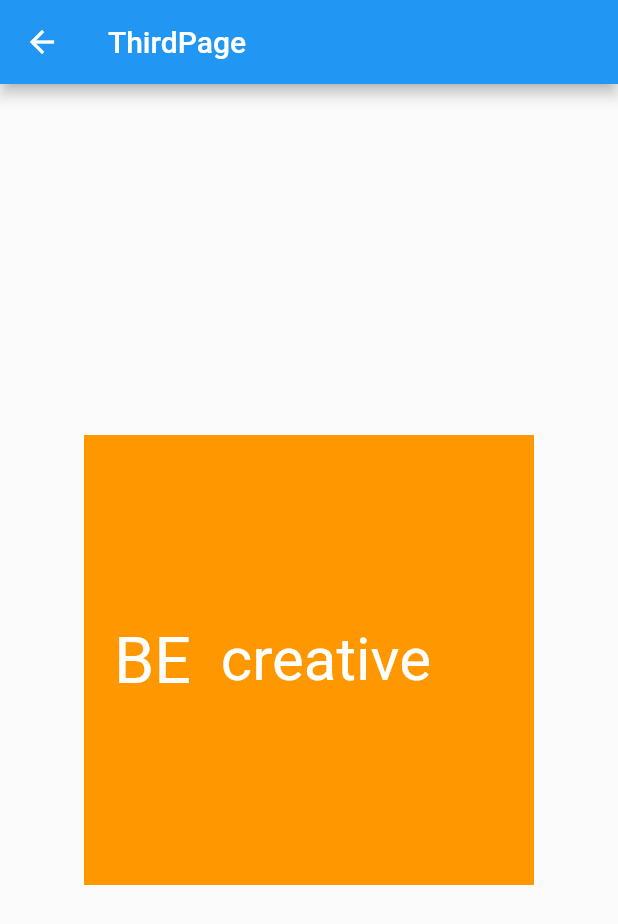
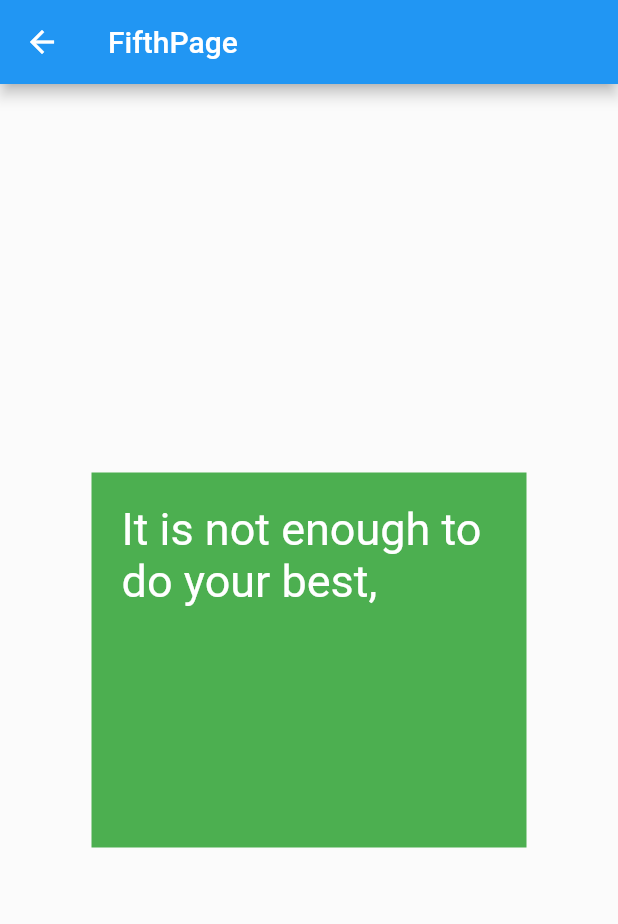
Before and after one commit to HelloCore/reimagined_octo_barnacle, a Flutter app: the screen it shows after launch, after a tap on "FlutterTextAnimation.Typer", on a phone screen of 412 x 824 dp. Shown: the top 924 px of the screen. Run offline on Flutter 3.47's test engine with Material 2 defaults, Android fonts, the phone set to English and light mode, and no system bars; our stand-ins replace animated_text_kit; Roboto replaces fonts that are missing (Horizon).

Commit message:
add animation text typer

```diff
--- /dev/null
+++ b/lib/pages/fifth_page.dart
@@ -0,0 +1,37 @@
+import 'package:flutter/material.dart';
+import 'package:animated_text_kit/animated_text_kit.dart';
+
+class FifthPage extends StatelessWidget {
+  @override
+  Widget build(BuildContext context) {
+    return Scaffold(
+      backgroundColor: Colors.white10,
+      appBar: AppBar(
+        title: Text('FifthPage'),
+      ),
+      body: Center(
+        child: Container(
+          height: 250,
+          color: Colors.green.shade500,
+          child: Container(
+            padding: EdgeInsets.all(20.0),
+            child: SizedBox(
+              width: 250.0,
+              child: TyperAnimatedTextKit(
+                text: [
+                  "It is not enough to do your best,",
+                  "you must know what to do,",
+                  "and then do your best",
+                  "- W.Edwards Deming"
+                ],
+                textStyle: TextStyle(fontSize: 30.0, color: Colors.white),
+                textAlign: TextAlign.start,
+                alignment: AlignmentDirectional.topStart,
+              ),
+            ),
+          ),
+        ),
+      ),
+    );
+  }
+}
--- a/lib/pages/fourth_page.dart
+++ b/lib/pages/fourth_page.dart
@@ -7,7 +7,7 @@ class FourthPage extends StatelessWidget {
     return Scaffold(
       backgroundColor: Colors.white10,
       appBar: AppBar(
-        title: Text('ThirdPage'),
+        title: Text('FourthPage'),
       ),
       body: Center(
         child: Container(
--- a/lib/pages/main_page.dart
+++ b/lib/pages/main_page.dart
@@ -1,5 +1,6 @@
 import 'package:animations/animations.dart';
 import 'package:flutter/material.dart';
+import 'package:reimagined_octo_barnacle/pages/fifth_page.dart';
 import 'package:reimagined_octo_barnacle/pages/fourth_page.dart';
 import 'package:reimagined_octo_barnacle/pages/second_page.dart';
 
@@ -148,7 +149,7 @@ class _MainPageState extends State<MainPage> {
                       Navigator.of(context).push(PageRouteBuilder(
                           pageBuilder:
                               (context, animation, secondaryAnimation) =>
-                                  ThirdPage(),
+                                  FifthPage(),
                           transitionsBuilder:
                               (context, animation, secondaryAnimation, child) {
                             return SharedAxisTransition(
--- a/lib/pages/third_page.dart
+++ b/lib/pages/third_page.dart
@@ -13,7 +13,7 @@ class ThirdPage extends StatelessWidget {
           child: Hero(
             tag: 'main-hero',
             child: Container(
-              width: 300,
+              width: 350,
               height: 300,
               color: Colors.orange.shade500,
               child: _createTextAnimationRotate(),
```
